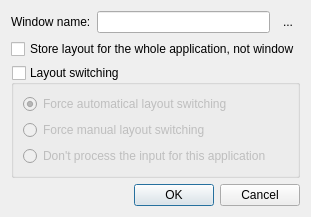
Before: the Qt Designer form src/Config/QXNApplicationSettingsDialog.ui in dept2/qxneur, drawn with Qt 5.
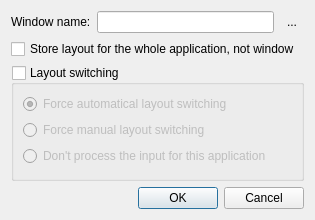
After: the same form once the commit is applied.

Diff of the .ui file:
```diff
--- a/src/Config/QXNApplicationSettingsDialog.ui
+++ b/src/Config/QXNApplicationSettingsDialog.ui
@@ -6,8 +6,8 @@
    <rect>
     <x>0</x>
     <y>0</y>
-    <width>308</width>
-    <height>210</height>
+    <width>315</width>
+    <height>220</height>
    </rect>
   </property>
   <property name="windowTitle">
```
Left out of the diff: 8 changed lines with no effect on the pictures.
